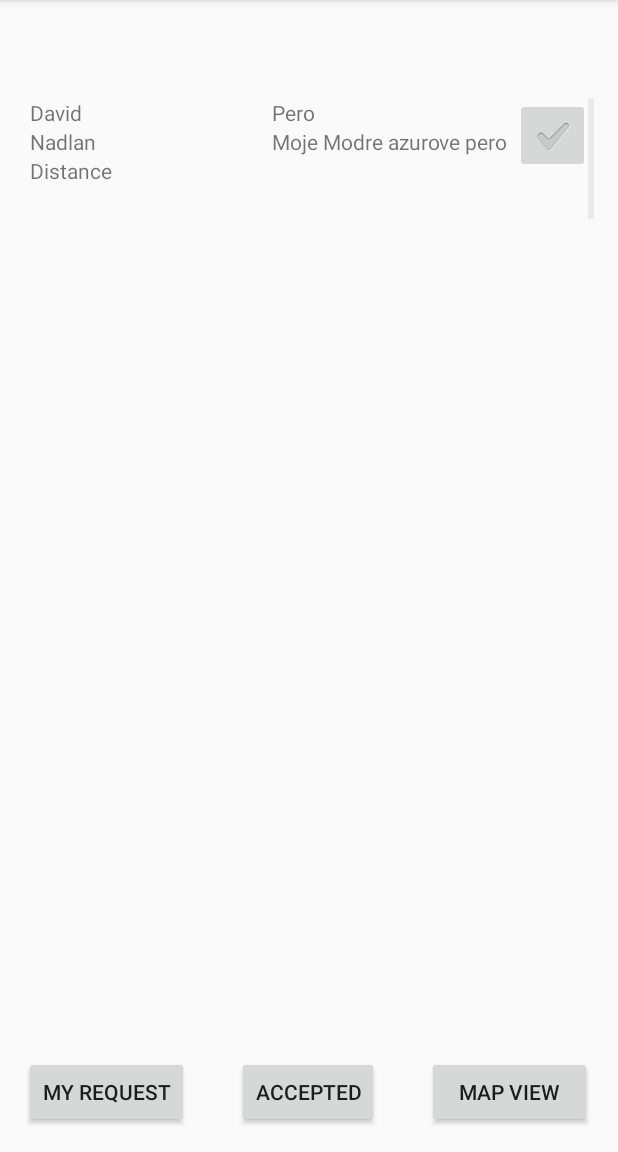
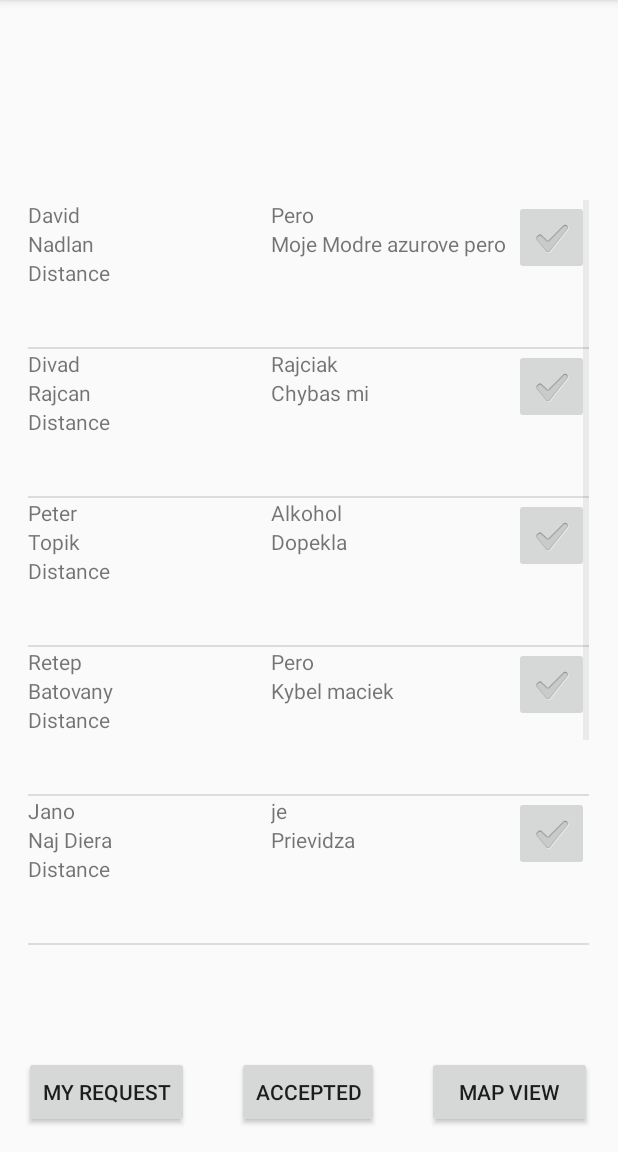
Before and after one commit to ikarus1211/VAVA_Project, an Android app: the MenuScreen screen opened directly, with no data from a screen before it, on a phone screen of 412 x 824 dp, the part 84-1236 px from its top. Run offline under Robolectric (Android 15) with nearby library versions, the phone set to English and light mode, and no system bars.

Commit message:
Fixed Warnings in UI

```diff
--- a/app/src/main/java/com/mikpuk/vava_project/MenuScreen.java
+++ b/app/src/main/java/com/mikpuk/vava_project/MenuScreen.java
@@ -3,7 +3,6 @@
 import androidx.appcompat.app.AppCompatActivity;
 
 import android.os.Bundle;
-import android.widget.ArrayAdapter;
 import android.widget.ListView;
 
 import java.util.ArrayList;
@@ -14,7 +13,7 @@
     protected void onCreate(Bundle savedInstanceState) {
         super.onCreate(savedInstanceState);
         setContentView(R.layout.activity_menu_screen);
-        ListView myLView = (ListView) findViewById(R.id.lisView);
+        ListView myLView = findViewById(R.id.lisView);
 /*
        Moje vlastne testovanie
  */
--- a/app/src/main/res/layout/activity_menu_screen.xml
+++ b/app/src/main/res/layout/activity_menu_screen.xml
@@ -14,7 +14,9 @@
         android:layout_marginBottom="16dp"
         android:text="@string/myreq_button"
         app:layout_constraintBottom_toBottomOf="parent"
-        app:layout_constraintEnd_toStartOf="@+id/button3" />
+        app:layout_constraintEnd_toStartOf="@+id/button3"
+        app:layout_constraintTop_toBottomOf="@+id/lisView"
+        app:layout_constraintVertical_bias="1.0" />
 
     <Button
         android:id="@+id/button3"
@@ -25,7 +27,9 @@
         app:layout_constraintBottom_toBottomOf="parent"
         app:layout_constraintEnd_toEndOf="parent"
         app:layout_constraintHorizontal_bias="0.498"
-        app:layout_constraintStart_toStartOf="parent" />
+        app:layout_constraintStart_toStartOf="parent"
+        app:layout_constraintTop_toBottomOf="@+id/lisView"
+        app:layout_constraintVertical_bias="1.0" />
 
     <Button
         android:id="@+id/button4"
@@ -35,16 +39,21 @@
         android:layout_marginBottom="16dp"
         android:text="@string/map_req"
         app:layout_constraintBottom_toBottomOf="parent"
-        app:layout_constraintStart_toEndOf="@+id/button3" />
+        app:layout_constraintStart_toEndOf="@+id/button3"
+        app:layout_constraintTop_toBottomOf="@+id/lisView"
+        app:layout_constraintVertical_bias="1.0" />
 
     <ListView
-        android:layout_width="379dp"
-        android:layout_height="599dp"
+        android:id="@+id/lisView"
+        android:layout_width="374dp"
+        android:layout_height="500dp"
         app:layout_constraintBottom_toBottomOf="parent"
         app:layout_constraintEnd_toEndOf="parent"
+        app:layout_constraintHorizontal_bias="0.486"
         app:layout_constraintStart_toStartOf="parent"
         app:layout_constraintTop_toTopOf="parent"
-        app:layout_constraintVertical_bias="0.386"
-        android:id="@+id/lisView"/>
+        app:layout_constraintVertical_bias="0.497"
+        android:minHeight="500dp"/>
+
 
 </androidx.constraintlayout.widget.ConstraintLayout>
--- a/app/src/main/res/layout/custom_list_view.xml
+++ b/app/src/main/res/layout/custom_list_view.xml
@@ -2,20 +2,20 @@
 <androidx.constraintlayout.widget.ConstraintLayout
     xmlns:android="http://schemas.android.com/apk/res/android"
     xmlns:app="http://schemas.android.com/apk/res-auto"
-    xmlns:tools="http://schemas.android.com/tools"
     android:layout_width="match_parent"
     android:layout_height="match_parent">
 
     <LinearLayout
-        android:layout_width="373dp"
-        android:layout_height="639dp"
+        android:layout_width="374dp"
+        android:layout_height="98dp"
         android:orientation="horizontal"
         app:layout_constraintBottom_toBottomOf="parent"
         app:layout_constraintEnd_toEndOf="parent"
         app:layout_constraintHorizontal_bias="0.578"
         app:layout_constraintStart_toStartOf="parent"
         app:layout_constraintTop_toTopOf="parent"
-        app:layout_constraintVertical_bias="0.173">
+        app:layout_constraintVertical_bias="0.173"
+        android:baselineAligned="false">
 
         <LinearLayout
             android:layout_width="60dp"
@@ -27,19 +27,19 @@
                 android:id="@+id/listName"
                 android:layout_width="match_parent"
                 android:layout_height="wrap_content"
-                android:text="Name" />
+                android:text="@string/user_name" />
 
             <TextView
                 android:id="@+id/listAdress"
                 android:layout_width="match_parent"
                 android:layout_height="wrap_content"
-                android:text="Adress" />
+                android:text="@string/menu_adres" />
 
             <TextView
                 android:id="@+id/listDistance"
                 android:layout_width="match_parent"
                 android:layout_height="wrap_content"
-                android:text="Distance" />
+                android:text="@string/menu_dis" />
         </LinearLayout>
 
         <LinearLayout
@@ -52,13 +52,13 @@
                 android:id="@+id/listItem"
                 android:layout_width="match_parent"
                 android:layout_height="wrap_content"
-                android:text="Item_name" />
+                android:text="@string/item_name" />
 
             <TextView
                 android:id="@+id/listDes"
                 android:layout_width="match_parent"
                 android:layout_height="81dp"
-                android:text="Description" />
+                android:text="@string/menu_description" />
         </LinearLayout>
 
         <LinearLayout
@@ -70,6 +70,7 @@
                 android:id="@+id/imageButton"
                 android:layout_width="match_parent"
                 android:layout_height="50dp"
+                android:contentDescription="@string/button_accept"
                 app:srcCompat="?android:attr/textCheckMark" />
         </LinearLayout>
     </LinearLayout>
--- a/app/src/main/res/values/strings.xml
+++ b/app/src/main/res/values/strings.xml
@@ -12,4 +12,9 @@
     <string name="acepted_req">Accepted</string>
     <string name="myreq_button">My request</string>
     <string name="map_req">Map view</string>
+    <string name="menu_dis">Distance</string>
+    <string name="menu_adres">Address</string>
+    <string name="item_name">Item name</string>
+    <string name="menu_description">Description</string>
+    <string name="button_accept">Accept the order</string>
 </resources>
```
Also changed, not shown: app/src/main/java/com/mikpuk/vava_project/MainActivity.java (+13 -31 lines), app/src/main/res/layout/activity_main.xml (+6 -4 lines), app/src/main/res/layout/activity_regg2.xml (+12 -4 lines).
